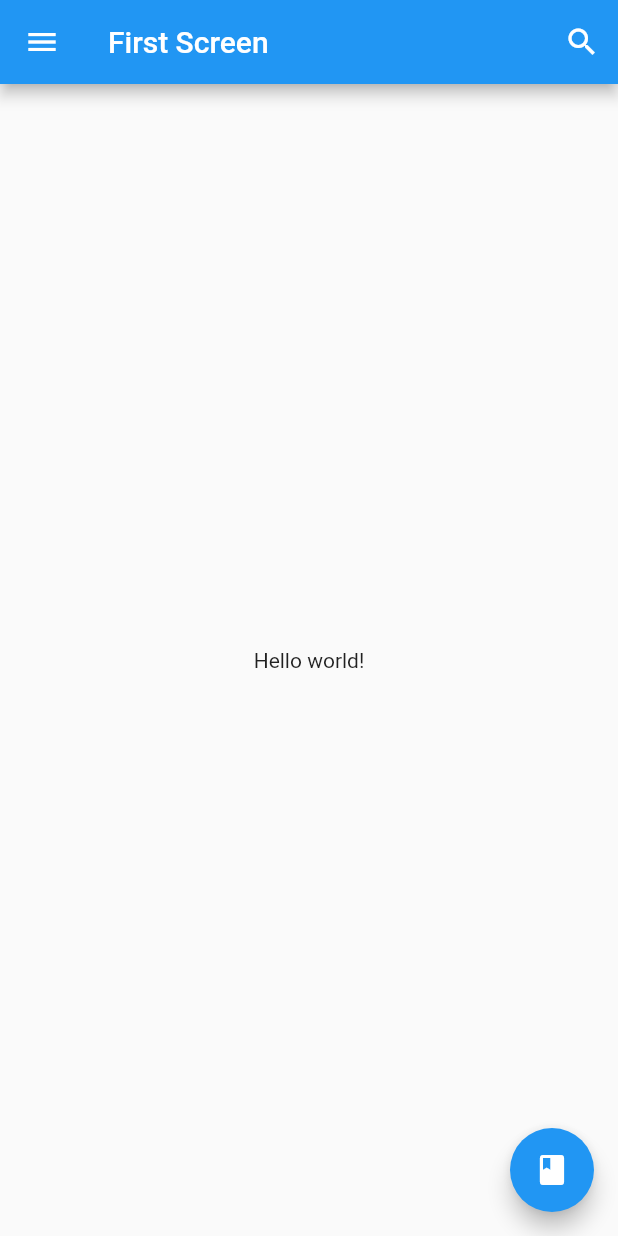
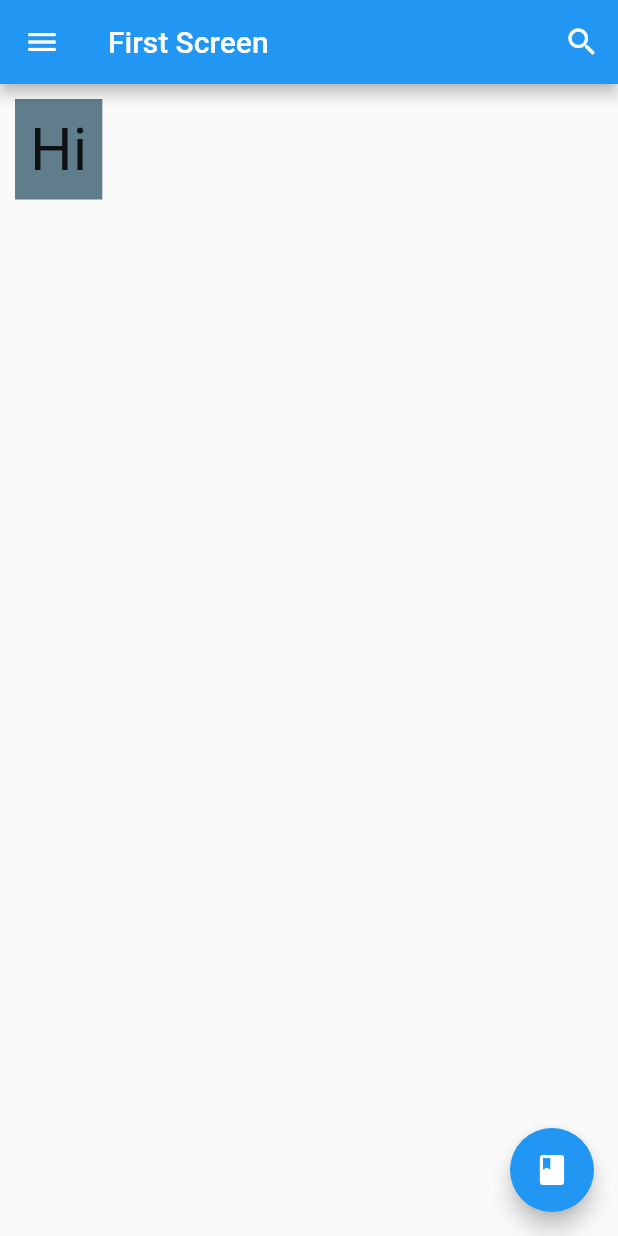
Before and after one commit to alfajryuneda/dicoding-flutter-pemula, a Flutter app: the screen it shows after launch, on a phone screen of 412 x 824 dp. Run offline on Flutter 3.47's test engine with Material 2 defaults, Android fonts, the phone set to English and light mode, and no system bars.

Commit message:
add container widget

```diff
--- a/lib/main.dart
+++ b/lib/main.dart
@@ -39,21 +39,22 @@ class MyApp extends StatelessWidget {
 // }
 
 class FirstScreen extends StatelessWidget {
+  const FirstScreen({Key? key}) : super(key: key);
   @override
   Widget build(BuildContext context) {
     return Scaffold(
       appBar: AppBar(
         leading: IconButton(
-          icon: Icon(
+          icon: const Icon(
             Icons.menu,
             color: Colors.white,
           ),
           onPressed: () {},
         ),
-        title: Text('First Screen'),
+        title: const Text('First Screen'),
         actions: <Widget>[
           IconButton(
-            icon: Icon(
+            icon: const Icon(
               Icons.search,
               color: Colors.white,
             ),
@@ -61,11 +62,16 @@ class FirstScreen extends StatelessWidget {
           )
         ],
       ),
-      body: Center(
-        child: Text('Hello world!'),
+      body: Container(
+        child: Text('Hi', style: TextStyle(fontSize: 40)),
+        color: Colors.blueGrey,
+        // width: 200,
+        // height: 100,
+        padding: EdgeInsets.all(10),
+        margin: EdgeInsets.all(10),
       ),
       floatingActionButton: FloatingActionButton(
-        child: Icon(Icons.book),
+        child: const Icon(Icons.book),
         onPressed: () {},
       ),
     );
```
